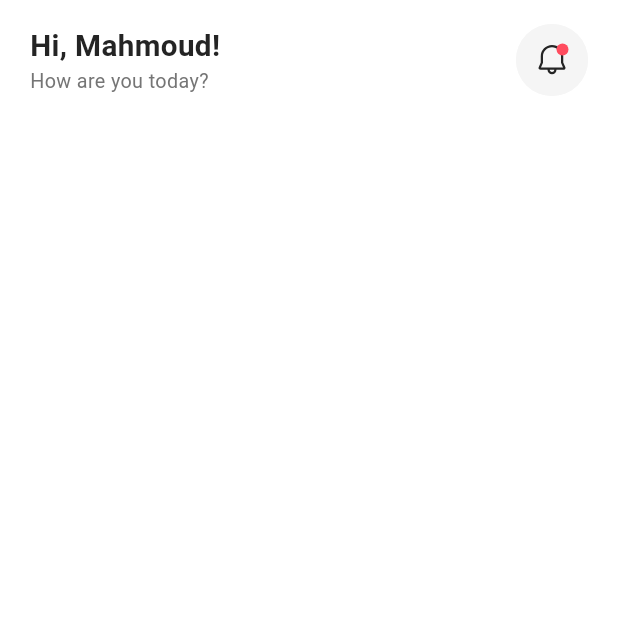
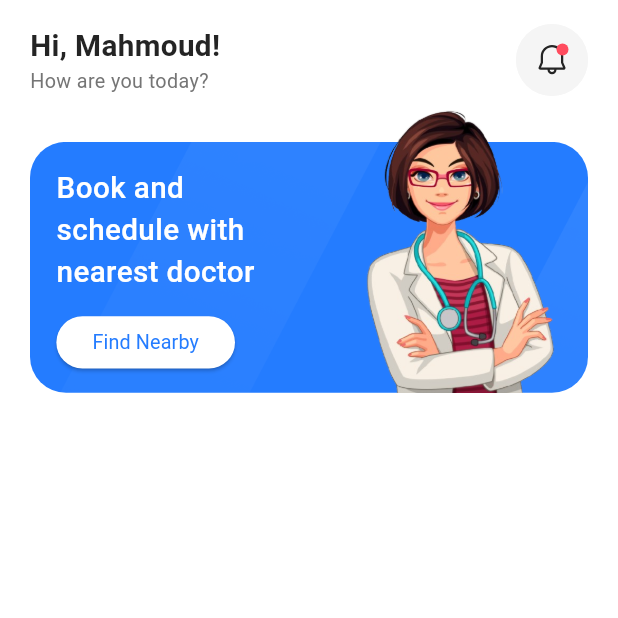
Before and after one commit to mahmoudassasa/docdoc_app, a Flutter app: the HomeScreen screen opened by its route, on a phone screen of 412 x 824 dp, the top half of it. Run offline on Flutter 3.47's test engine with Material 3 defaults, Android fonts, the light colour scheme and no system bars; our stand-ins replace dio, firebase_core, flutter_bloc, flutter_screenutil, flutter_svg, freezed_annotation and 3 more; accounts and stored records are empty; generated files the repository leaves out were written again.

Commit message:
- Added some text styles - Added home blue container UI

```diff
--- a/lib/core/theaming/styles.dart
+++ b/lib/core/theaming/styles.dart
@@ -89,4 +89,14 @@ static TextStyle font18DarkBlueBold = TextStyle(
     fontWeight: FontWeightHelper.regular,
     color: ColorsManager.gray,
   );
+    static TextStyle font18WhiteMidium = TextStyle(
+    fontSize: 18.sp,
+    fontWeight: FontWeightHelper.medium,
+    color: Colors.white,
+  );
+    static TextStyle font12BlueRegular = TextStyle(
+    fontSize: 12.sp,
+    fontWeight: FontWeightHelper.regular,
+    color: ColorsManager.mainBlue,
+  );
 }
--- a/lib/features/home/ui/home_screen.dart
+++ b/lib/features/home/ui/home_screen.dart
@@ -1,3 +1,4 @@
+import 'package:book_a_doctor/features/home/ui/widgets/doctors_blue_container.dart';
 import 'package:book_a_doctor/features/home/ui/widgets/home_top_bar.dart';
 import 'package:flutter/material.dart';
 
@@ -17,6 +18,7 @@ class HomeScreen extends StatelessWidget {
             crossAxisAlignment: CrossAxisAlignment.start,
             children: [
               HomeTopBar(),
+              DoctorsBlueContainer(),
 
             ],
           ),
--- /dev/null
+++ b/lib/features/home/ui/widgets/doctors_blue_container.dart
@@ -0,0 +1,65 @@
+import 'package:book_a_doctor/core/helpers/spacing.dart';
+import 'package:book_a_doctor/core/theaming/styles.dart';
+import 'package:flutter/material.dart';
+import 'package:flutter_screenutil/flutter_screenutil.dart';
+
+class DoctorsBlueContainer extends StatelessWidget {
+  const DoctorsBlueContainer({super.key});
+
+  @override
+  Widget build(BuildContext context) {
+    return SizedBox(
+      height: 195.h,
+      child: Stack(
+        alignment: Alignment.bottomCenter,
+        children: [
+          Container(
+            width: double.infinity,
+            height: 165.h,
+            padding: EdgeInsets.symmetric(horizontal: 16.w, vertical: 16.h),
+            decoration: BoxDecoration(borderRadius: BorderRadius.circular(24),
+            image: DecorationImage(
+              image: AssetImage('assets/images/home_blue_pattern.png'),
+              fit: BoxFit.cover,
+            )),
+            child: Column(
+              crossAxisAlignment: CrossAxisAlignment.start,
+              children: [
+                Text(
+                  'Book and\nschedule with\nnearest doctor',
+                  style: TextStyles.font18WhiteMidium,
+                  textAlign: TextAlign.start,
+                ),
+                verticalSpace(16),
+                Expanded(
+                  child: ElevatedButton(
+                    onPressed: () {},
+                    style: ElevatedButton.styleFrom(
+                      backgroundColor: Colors.white,
+                      shape: RoundedRectangleBorder(
+                        borderRadius: BorderRadius.circular(48),
+                      ),
+                    ),
+                    child: Text(
+                      'Find Nearby',
+                      style: TextStyles.font12BlueRegular,
+                    ),
+                  ),
+                ),
+
+              ],
+            ),
+      ),
+      Positioned(
+        right: 8.w,
+        top: 0,
+        child: Image.asset(
+          'assets/images/home_doctor.png',
+          height: 200.h,
+        ),
+      )
+        ],
+      ),
+    );
+  }
+}
```
Also changed, not shown: assets/images/home_blue_pattern.png (added), assets/images/home_doctor.png (added).
